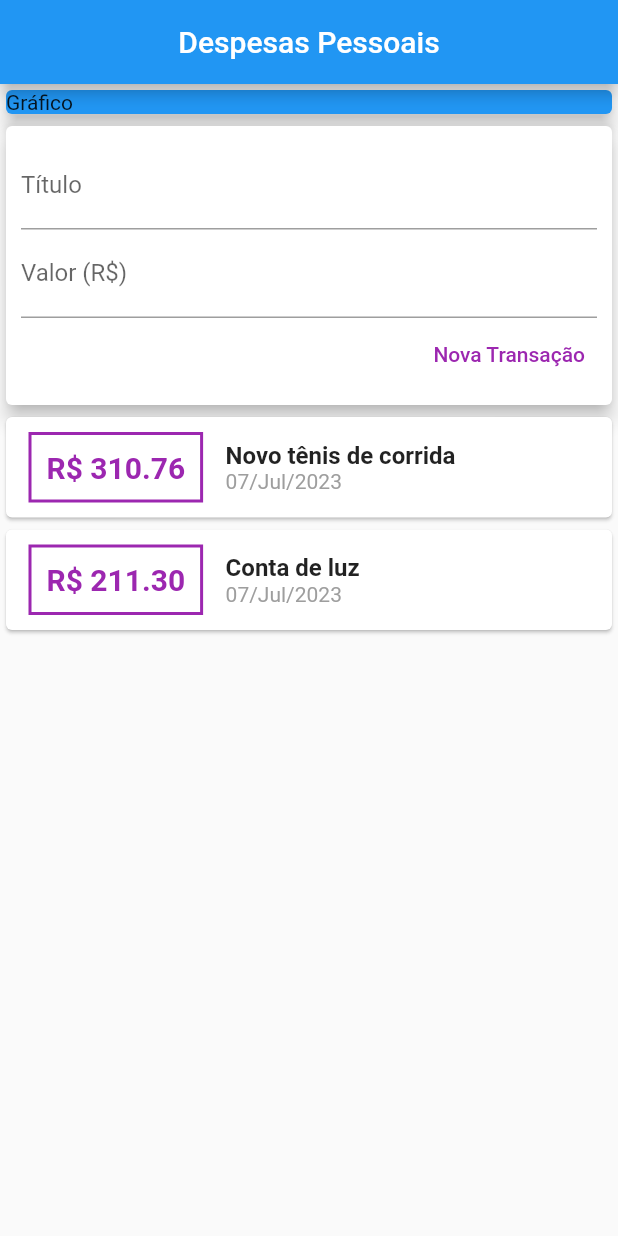
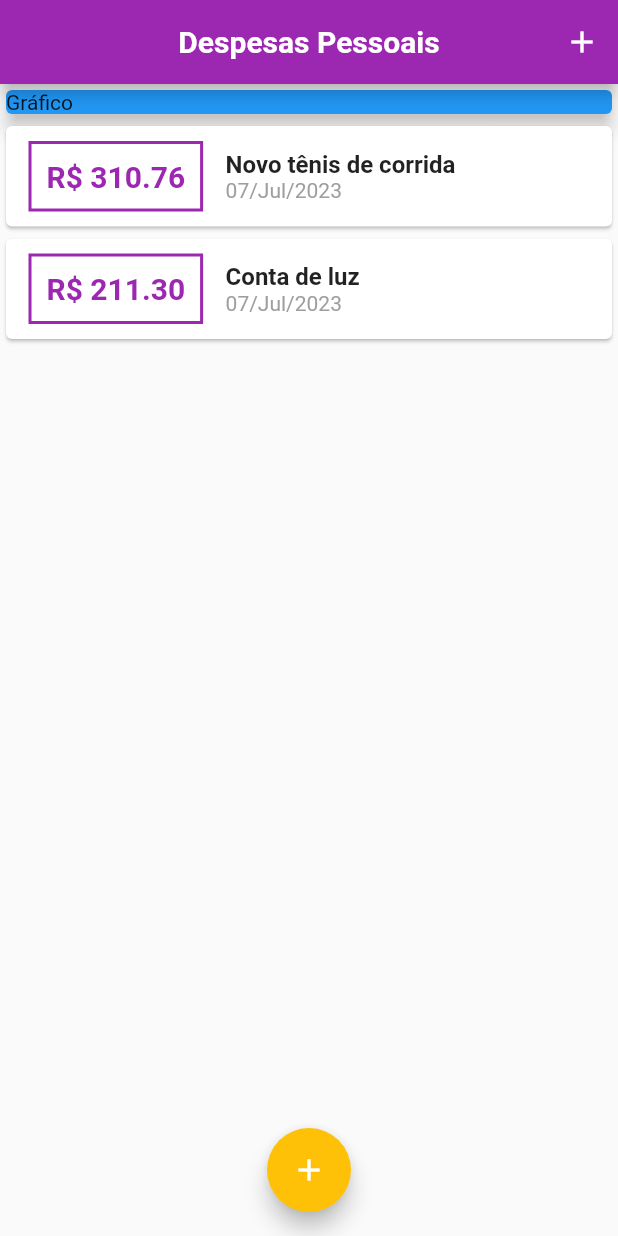
Before and after one commit to julianojstavares/flutter_expenses_app, a Flutter app: the screen it shows after launch, on a phone screen of 412 x 824 dp. Run offline on Flutter 3.47's test engine with Material 2 defaults, Android fonts, the phone set to English and light mode, and no system bars; Roboto replaces fonts that are missing (OpenSans).

Commit message:
Section 4, class 115

```diff
--- a/lib/components/transaction_form.dart
+++ b/lib/components/transaction_form.dart
@@ -1,15 +1,21 @@
 import 'package:flutter/material.dart';
 
-class TransactionForm extends StatelessWidget {
-  final titleController = TextEditingController();
-  final valueController = TextEditingController();
-
+class TransactionForm extends StatefulWidget {
   final void Function(String, double) onSubmit;
 
-  TransactionForm({
+  const TransactionForm({
     super.key,
     required this.onSubmit,
   });
+
+  @override
+  State<TransactionForm> createState() => _TransactionFormState();
+}
+
+class _TransactionFormState extends State<TransactionForm> {
+  final titleController = TextEditingController();
+
+  final valueController = TextEditingController();
 
   _submitForm() {
     final title = titleController.text;
@@ -19,7 +25,7 @@ class TransactionForm extends StatelessWidget {
       return;
     }
 
-    onSubmit(title, value);
+    widget.onSubmit(title, value);
   }
 
   @override
--- a/lib/components/transaction_list.dart
+++ b/lib/components/transaction_list.dart
@@ -28,15 +28,16 @@ class TransactionList extends StatelessWidget {
                     vertical: 10,
                   ),
                   decoration: BoxDecoration(
-                    border: Border.all(color: Colors.purple, width: 2),
+                    border: Border.all(
+                        color: Theme.of(context).colorScheme.primary, width: 2),
                   ),
                   padding: const EdgeInsets.all(10),
                   child: Text(
                     "R\$ ${t.value.toStringAsFixed(2)}",
-                    style: const TextStyle(
+                    style: TextStyle(
                         fontWeight: FontWeight.bold,
                         fontSize: 20,
-                        color: Colors.purple),
+                        color: Theme.of(context).colorScheme.primary),
                   ),
                 ),
                 Column(
--- a/lib/components/transaction_user.dart
+++ /dev/null
@@ -1,54 +0,0 @@
-import 'dart:math';
-
-import 'package:expenses_app/components/transaction_form.dart';
-import 'package:expenses_app/components/transaction_list.dart';
-import 'package:flutter/material.dart';
-
-import '../models/transaction.dart';
-
-class TransactionUser extends StatefulWidget {
-  const TransactionUser({super.key});
-
-  @override
-  State<TransactionUser> createState() => _TransactionUserState();
-}
-
-class _TransactionUserState extends State<TransactionUser> {
-  final _transactions = [
-    Transaction(
-      id: "t1",
-      title: "Novo tênis de corrida",
-      value: 310.76,
-      date: DateTime.now(),
-    ),
-    Transaction(
-      id: "t2",
-      title: "Conta de luz",
-      value: 211.30,
-      date: DateTime.now(),
-    ),
-  ];
-
-  _addTransaction(String title, double value) {
-    final newTransaction = Transaction(
-      id: Random().nextDouble().toString(),
-      title: title,
-      value: value,
-      date: DateTime.now(),
-    );
-
-    setState(() {
-      _transactions.add(newTransaction);
-    });
-  }
-
-  @override
-  Widget build(BuildContext context) {
-    return Column(
-      children: [
-        TransactionForm(onSubmit: _addTransaction),
-        TransactionList(transactions: _transactions),
-      ],
-    );
-  }
-}
--- a/lib/main.dart
+++ b/lib/main.dart
@@ -1,5 +1,10 @@
-import 'package:expenses_app/components/transaction_user.dart';
+import 'dart:math';
+
+import 'package:expenses_app/components/transaction_form.dart';
 import 'package:flutter/material.dart';
+
+import 'components/transaction_list.dart';
+import 'models/transaction.dart';
 
 void main() {
   runApp(const ExpensesApp());
@@ -10,14 +15,81 @@ class ExpensesApp extends StatelessWidget {
 
   @override
   Widget build(BuildContext context) {
-    return const MaterialApp(
-      home: MyHomePage(),
+    final ThemeData tema = ThemeData();
+
+    return MaterialApp(
+      home: const MyHomePage(),
+      theme: tema.copyWith(
+        colorScheme: tema.colorScheme.copyWith(
+          primary: Colors.purple,
+          secondary: Colors.amber,
+        ),
+        textTheme: tema.textTheme.copyWith(
+          titleLarge: const TextStyle(
+            fontFamily: 'OpenSans',
+            fontSize: 18,
+            fontWeight: FontWeight.bold,
+            color: Colors.black,
+          ),
+        ),
+        appBarTheme: const AppBarTheme(
+          titleTextStyle: TextStyle(
+            fontFamily: 'OpenSans',
+            fontSize: 20,
+            fontWeight: FontWeight.bold,
+          ),
+        ),
+      ),
     );
   }
 }
 
-class MyHomePage extends StatelessWidget {
+class MyHomePage extends StatefulWidget {
   const MyHomePage({super.key});
+
+  @override
+  State<MyHomePage> createState() => _MyHomePageState();
+}
+
+class _MyHomePageState extends State<MyHomePage> {
+  final _transactions = [
+    Transaction(
+      id: "t1",
+      title: "Novo tênis de corrida",
+      value: 310.76,
+      date: DateTime.now(),
+    ),
+    Transaction(
+      id: "t2",
+      title: "Conta de luz",
+      value: 211.30,
+      date: DateTime.now(),
+    ),
+  ];
+
+  _openTransactionFormModal(BuildContext context) {
+    showModalBottomSheet(
+      context: context,
+      builder: (_) {
+        return TransactionForm(onSubmit: _addTransaction);
+      },
+    );
+  }
+
+  _addTransaction(String title, double value) {
+    final newTransaction = Transaction(
+      id: Random().nextDouble().toString(),
+      title: title,
+      value: value,
+      date: DateTime.now(),
+    );
+
+    setState(() {
+      _transactions.add(newTransaction);
+    });
+
+    Navigator.of(context).pop();
+  }
 
   @override
   Widget build(BuildContext context) {
@@ -25,12 +97,18 @@ class MyHomePage extends StatelessWidget {
       appBar: AppBar(
         title: const Text("Despesas Pessoais"),
         centerTitle: true,
+        actions: [
+          IconButton(
+            onPressed: () => _openTransactionFormModal(context),
+            icon: const Icon(Icons.add),
+          ),
+        ],
       ),
-      body: const SingleChildScrollView(
+      body: SingleChildScrollView(
         child: Column(
           crossAxisAlignment: CrossAxisAlignment.stretch,
           children: [
-            SizedBox(
+            const SizedBox(
               width: double.infinity,
               child: Card(
                 color: Colors.blue,
@@ -38,10 +116,15 @@ class MyHomePage extends StatelessWidget {
                 child: Text("Gráfico"),
               ),
             ),
-            TransactionUser(),
+            TransactionList(transactions: _transactions),
           ],
         ),
       ),
+      floatingActionButton: FloatingActionButton(
+        child: const Icon(Icons.add),
+        onPressed: () => _openTransactionFormModal(context),
+      ),
+      floatingActionButtonLocation: FloatingActionButtonLocation.centerFloat,
     );
   }
 }
```
